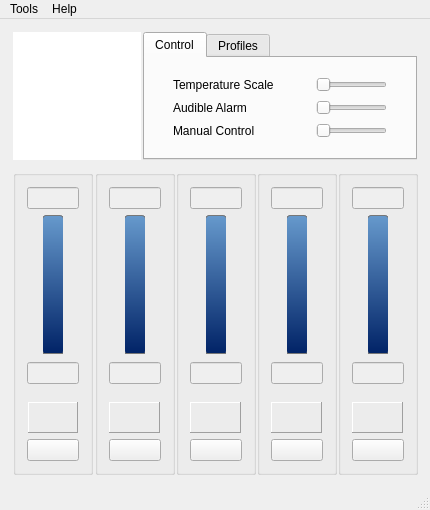
Shub77/phoebetria-code, file gui_mainwindow.ui: the form before one commit.
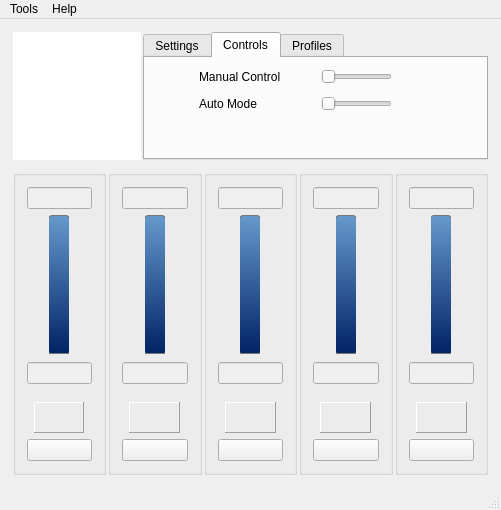
The form after the commit. Icons and pictures are not drawn.

Commit message: new toggles to control auto mode

```diff
--- a/gui_mainwindow.ui
+++ b/gui_mainwindow.ui
@@ -6,7 +6,7 @@
    <rect>
     <x>0</x>
     <y>0</y>
-    <width>430</width>
+    <width>501</width>
     <height>510</height>
    </rect>
   </property>
@@ -94,11 +94,11 @@
          </size>
         </property>
         <property name="currentIndex">
-         <number>0</number>
+         <number>1</number>
         </property>
         <widget class="QWidget" name="tab">
          <attribute name="title">
-          <string>Control</string>
+          <string>Settings</string>
          </attribute>
          <layout class="QVBoxLayout" name="verticalLayout_7">
           <item>
@@ -368,8 +368,71 @@
                 </item>
                </layout>
               </item>
+             </layout>
+            </item>
+            <item>
+             <spacer name="horizontalSpacer_4">
+              <property name="orientation">
+               <enum>Qt::Horizontal</enum>
+              </property>
+              <property name="sizeHint" stdset="0">
+               <size>
+                <width>20</width>
+                <height>20</height>
+               </size>
+              </property>
+             </spacer>
+            </item>
+           </layout>
+          </item>
+         </layout>
+        </widget>
+        <widget class="QWidget" name="tab_Controls">
+         <attribute name="title">
+          <string>Controls</string>
+         </attribute>
+         <widget class="QWidget" name="horizontalLayoutWidget">
+          <property name="geometry">
+           <rect>
+            <x>10</x>
+            <y>0</y>
+            <width>281</width>
+            <height>64</height>
+           </rect>
+          </property>
+          <layout class="QHBoxLayout" name="horizontalLayout_21">
+           <property name="spacing">
+            <number>2</number>
+           </property>
+           <property name="margin">
+            <number>2</number>
+           </property>
+           <item>
+            <spacer name="horizontalSpacer_2">
+             <property name="orientation">
+              <enum>Qt::Horizontal</enum>
+             </property>
+             <property name="sizeHint" stdset="0">
+              <size>
+               <width>40</width>
+               <height>20</height>
+              </size>
+             </property>
+            </spacer>
+           </item>
+           <item>
+            <layout class="QVBoxLayout" name="verticalLayout_6">
+             <property name="spacing">
+              <number>2</number>
+             </property>
+             <property name="margin">
+              <number>2</number>
+             </property>
               <item>
                <layout class="QHBoxLayout" name="horizontalLayout_19">
+               <property name="spacing">
+                <number>0</number>
+               </property>
                 <item>
                  <widget class="QLabel" name="label_3">
                   <property name="text">
@@ -477,26 +540,137 @@
                 </item>
                </layout>
               </item>
-             </layout>
+             <item>
+              <layout class="QHBoxLayout" name="horizontalLayout_39">
+               <property name="spacing">
+                <number>0</number>
+               </property>
+               <item>
+                <widget class="QLabel" name="label_4">
+                 <property name="text">
+                  <string>Auto Mode</string>
+                 </property>
+                </widget>
             </item>
             <item>
-             <spacer name="horizontalSpacer_4">
+                <spacer name="horizontalSpacer_6">
               <property name="orientation">
                <enum>Qt::Horizontal</enum>
               </property>
               <property name="sizeHint" stdset="0">
                <size>
-                <width>20</width>
+                   <width>40</width>
                 <height>20</height>
                </size>
               </property>
              </spacer>
             </item>
+               <item>
+                <widget class="QSlider" name="ctrl_isSoftwareControl">
+                 <property name="styleSheet">
+                  <string notr="true">QSlider {
+ min-width:71px;
+ min-height:21px;
+ max-width:71px;
+ max-height:21px;
+ }
+ QSlider::groove:horizontal {
+ background-image: url(:/Images/slider_new_bg.png);
+ background-repeat: no-repeat;
+ background-position:center;
+ margin:0px;
+ border:0px;
+ padding:0px;
+ }
+ 
+QSlider::sub-page:horizontal {
+ background-image: url(:/Images/slider_new_on.png);
+ background-repeat: no-repeat;
+ background-position:left;
+ background-origin:content;
+ margin:0px;
+ border:0px;
+ padding-left:0px;
+ }
+ 
+QSlider::add-page:horizontal {
+ background-image: url(:/Images/slider_new_off.png);
+ background-repeat: no-repeat;
+ background-position:right;
+ background-origin:content;
+ margin:0px;
+ border:0px;
+ padding-right:0px;
+ }
+ 
+QSlider::handle:horizontal {
+ background-image: url(:/Images/slider_toggle_new.png);
+ width:35px;
+ height:17px;
+ margin:0px;
+ border:0px;
+ padding:0px;
+ }
+ 
+QSlider::sub-page:horizontal:disabled {
+ background-image: url(:/Images/slider_onoff_on_disabled.png);
+ background-repeat: no-repeat;
+ background-position:left;
+ background-origin:content;
+ margin:0px;
+ border:0px;
+ padding-left:0px;
+ }
+ 
+QSlider::add-page:horizontal:disabled {
+ background-image: url(:/Images/slider_onoff_on_disabled.png);
+ background-repeat: no-repeat;
+ background-position:left;
+ background-origin:content;
+ margin:0px;
+ border:0px;
+ padding-right:0px;
+ }
+ 
+QSlider::handle:horizontal:disabled {
+ background-image: url(:/Images/slider_toggle.png);
+ width:35px;
+ height:17px;
+ margin:0px;
+ border:0px;
+ padding:0px;
+ }
+</string>
+                 </property>
+                 <property name="maximum">
+                  <number>1</number>
+                 </property>
+                 <property name="orientation">
+                  <enum>Qt::Horizontal</enum>
+                 </property>
+                </widget>
+               </item>
            </layout>
           </item>
          </layout>
-        </widget>
-        <widget class="QWidget" name="tab_2">
+           </item>
+           <item>
+            <spacer name="horizontalSpacer_5">
+             <property name="orientation">
+              <enum>Qt::Horizontal</enum>
+             </property>
+             <property name="sizeHint" stdset="0">
+              <size>
+               <width>40</width>
+               <height>20</height>
+              </size>
+             </property>
+            </spacer>
+           </item>
+          </layout>
+         </widget>
+        </widget>
+        <widget class="QWidget" name="tab_Profiles">
          <attribute name="title">
           <string>Profiles</string>
          </attribute>
@@ -2181,8 +2355,8 @@
     <rect>
      <x>0</x>
      <y>0</y>
-     <width>430</width>
-     <height>21</height>
+     <width>501</width>
+     <height>22</height>
     </rect>
    </property>
    <widget class="QMenu" name="menuHelp">
```
Left out of the diff: 4 changed lines with no effect on the pictures. Lines whose indentation alone changed are shown as unchanged.
